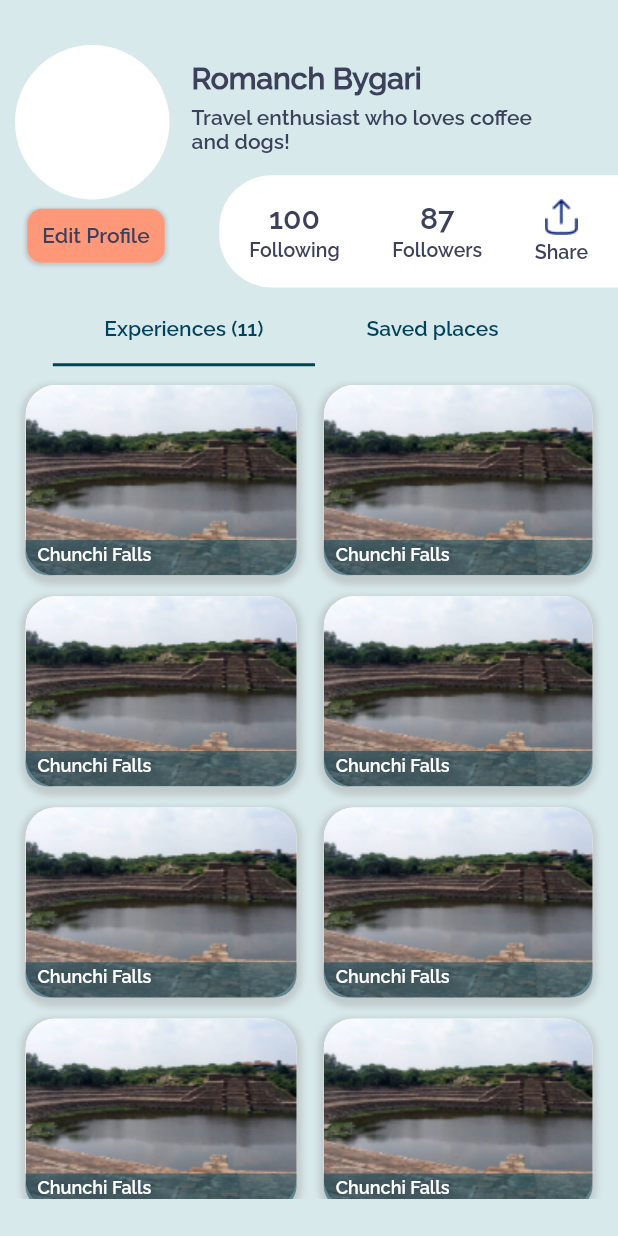
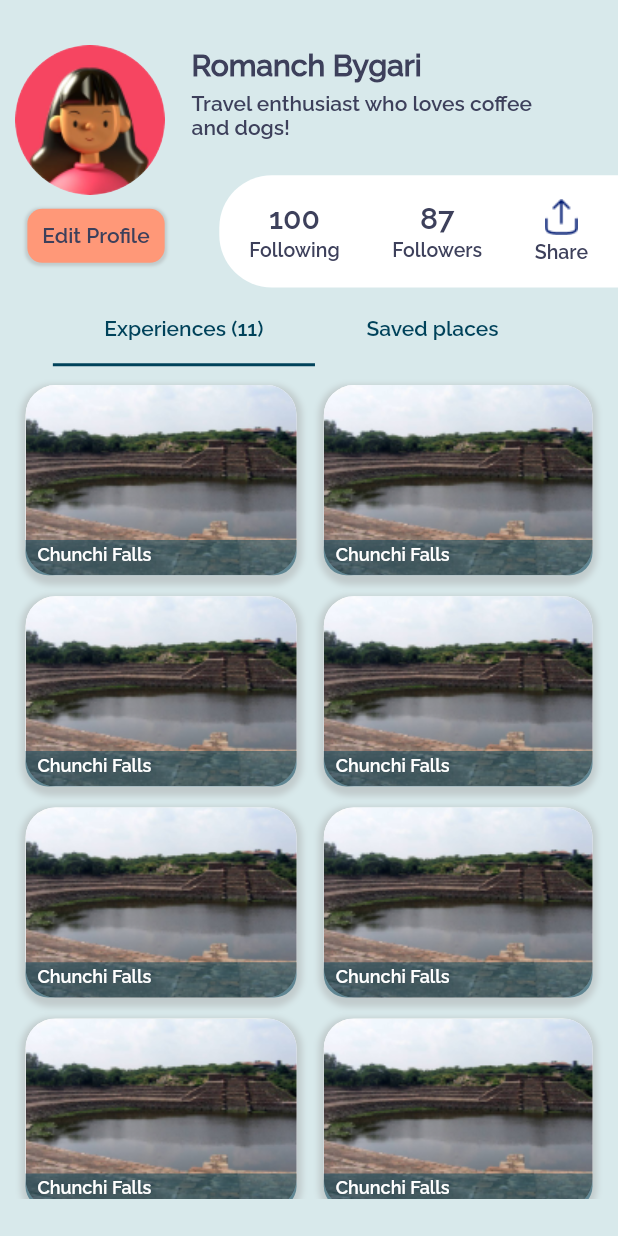
Before and after one commit to sarahasan17/Jaunnt_Task, a Flutter app: the screen it shows after launch, on a phone screen of 412 x 824 dp. Run offline on Flutter 3.47's test engine with Material 2 defaults, Android fonts, the phone set to English and light mode, and no system bars; our stand-ins replace dropdown_button2, get_storage, hive, hive_flutter, image_picker; missing offline and left inert: flutter_storage_path; accounts and stored records are empty.

Commit message:
edit profile

```diff
--- a/app_frontend/lib/constant/theme/themehelper.dart
+++ b/app_frontend/lib/constant/theme/themehelper.dart
@@ -3,6 +3,7 @@ import 'package:flutter/material.dart';
 class ThemeHelper {
   Color backgroundColor = const Color(0xFFD8E9EB);
   Color white = const Color(0xFFFFFFFF);
+  Color savechangescolor = const Color(0xFFCBEBA3);
   Color borderColor = const Color(0xFF3D405B);
   Color placeColor = Colors.blue;
   Color followbackgroundcolor = const Color(0xFFACACAC);
--- a/app_frontend/lib/screen/ProfileScreen/profile_screen.dart
+++ b/app_frontend/lib/screen/ProfileScreen/profile_screen.dart
@@ -1,7 +1,11 @@
+import 'dart:io';
 import 'package:app_frontend/constant/screen_width.dart';
 import 'package:app_frontend/constant/theme/themehelper.dart';
+import 'package:app_frontend/screen/ProfileScreen/ImagePickerScreen2/ImagePickerScreen.dart';
 import 'package:app_frontend/screen/Profile_followers/ProfileFollowersScreen.dart';
+import 'package:flutter/cupertino.dart';
 import 'package:flutter/material.dart';
+import '../../constant/hive.dart';
 
 class ProfileScreen extends StatefulWidget {
   const ProfileScreen({Key key}) : super(key: key);
@@ -12,7 +16,23 @@ class ProfileScreen extends StatefulWidget {
 
 class _ProfileScreenState extends State<ProfileScreen>
     with TickerProviderStateMixin {
+  bool edit = false;
+  final GlobalKey<FormFieldState> _edit_nameFormKey =
+      GlobalKey<FormFieldState>();
+  final GlobalKey<FormFieldState> _edit_bioFormKey =
+      GlobalKey<FormFieldState>();
+  TextEditingController edit_name = TextEditingController();
+  TextEditingController edit_bio = TextEditingController();
   @override
+  String edit_name1 = "Romanch Bygari";
+  String edit_bio1 = "Travel enthusiast who loves coffee and dogs!";
+  @override
+  String image;
+  void initState() {
+    // TODO: implement initState
+    super.initState();
+  }
+
   Widget build(BuildContext context) {
     TabController tabcontroller = TabController(length: 2, vsync: this);
     ThemeHelper theme = ThemeHelper();
@@ -23,31 +43,97 @@ class _ProfileScreenState extends State<ProfileScreen>
             padding: const EdgeInsets.only(top: 20, left: 10, bottom: 0),
             child: ListView(
               children: [
-                Container(
+                SizedBox(
                   height: s.height / 4.8,
                   child: Stack(
                     children: [
                       Positioned(
                           top: 10,
                           left: 0,
-                          child: CircleAvatar(
-                              backgroundColor: theme.white,
-                              radius: s.width / 8)),
-                      Positioned(
-                          top: 20,
-                          left: s.width / 3.5,
-                          child: Text(
-                            'Romanch Bygari',
-                            style: theme.font1.copyWith(
-                                fontSize: 20, fontWeight: FontWeight.w700),
+                          child: GestureDetector(
+                            onTap: () {
+                              if (edit == true) {
+                                Navigator.push(
+                                    context,
+                                    MaterialPageRoute(
+                                        builder: (context) =>
+                                            const ImagePickerScreen2()));
+                              }
+                            },
+                            child: Container(
+                              height: 100,
+                              width: 100,
+                              child: ClipRRect(
+                                borderRadius: BorderRadius.circular(50),
+                                child: mybox.get(4) != null
+                                    ? Image.file(
+                                        File(mybox.get(4)),
+                                        fit: BoxFit.cover,
+                                      )
+                                    : Image.asset(
+                                        "assets/images/User image.png"),
+                              ),
+                            ),
                           )),
                       Positioned(
-                          top: 50,
+                          top: s.height / 70,
                           left: s.width / 3.5,
+                          child: edit == true
+                              ? SizedBox(
+                                  height: s.height / 25,
+                                  width: s.width / 2,
+                                  child: TextFormField(
+                                    style: theme.font1.copyWith(
+                                        fontSize: 20,
+                                        fontWeight: FontWeight.w700),
+                                    controller: edit_name,
+                                    key: _edit_nameFormKey,
+                                    textAlign: TextAlign.start,
+                                    cursorColor: theme.buttoncolor,
+                                    decoration: InputDecoration(
+                                      contentPadding:
+                                          const EdgeInsets.symmetric(
+                                              horizontal: 0, vertical: 0),
+                                      hintText: edit_name1,
+                                      hintStyle: theme.font1.copyWith(
+                                          fontSize: 20,
+                                          fontWeight: FontWeight.w700),
+                                    ),
+                                  ),
+                                )
+                              : Text(
+                                  edit_name1,
+                                  style: theme.font1.copyWith(
+                                      fontSize: 20,
+                                      fontWeight: FontWeight.w700),
+                                )),
+                      Positioned(
+                          top: s.height / 20,
+                          left: s.width / 3.5,
+                          child: edit == true
+                              ? SizedBox(
+                                  height: s.height / 25,
+                                  width: s.width / 1.7,
                                   child: Container(
+                                    child: TextFormField(
+                                      style: theme.font2,
+                                      controller: edit_bio,
+                                      key: _edit_bioFormKey,
+                                      textAlign: TextAlign.start,
+                                      cursorColor: theme.buttoncolor,
+                                      decoration: InputDecoration(
+                                          contentPadding:
+                                              const EdgeInsets.symmetric(
+                                                  horizontal: 0, vertical: 0),
+                                          hintText: edit_bio1,
+                                          hintStyle: theme.font2),
+                                    ),
+                                  ),
+                                )
+                              : Container(
                                   width: s.width / 1.7,
                                   child: Text(
-                              'Travel enthusiast who loves coffee and dogs!',
+                                    edit_bio1,
                                     style: theme.font2,
                                   ),
                                 )),
@@ -128,6 +214,17 @@ class _ProfileScreenState extends State<ProfileScreen>
                       Positioned(
                           bottom: s.height / 50,
                           left: s.width / 50,
+                          child: GestureDetector(
+                            onTap: () {
+                              setState(() {
+                                if (edit == true) {
+                                  edit_bio1 = edit_bio.text;
+                                  edit_name1 = edit_name.text;
+                                  image = mybox.get(4);
+                                }
+                                edit = !edit;
+                              });
+                            },
                             child: Container(
                               padding: const EdgeInsets.all(10.0),
                               decoration: BoxDecoration(
@@ -140,19 +237,31 @@ class _ProfileScreenState extends State<ProfileScreen>
                                           0, 1), // changes position of shadow
                                     ),
                                   ],
-                                color: theme.profilebuttoncolor,
+                                  color: edit == true
+                                      ? theme.savechangescolor
+                                      : theme.profilebuttoncolor,
                                   borderRadius: BorderRadius.circular(10)),
                               child: Text(
-                              'Edit Profile',
+                                edit == true ? "Save changes" : 'Edit Profile',
                                 style: theme.font2,
                               ),
-                          ))
+                            ),
+                          )),
+                      Positioned(
+                          top: 12,
+                          left: s.width / 5,
+                          child: edit == true
+                              ? const Icon(
+                                  CupertinoIcons.pencil,
+                                  size: 30,
+                                )
+                              : Container()),
                     ],
                   ),
                 ),
                 SizedBox(height: s.height / 180),
                 Container(
-                  padding: EdgeInsets.only(right: 20),
+                  padding: const EdgeInsets.only(right: 20),
                   child: Center(
                     child: TabBar(
                         controller: tabcontroller,
```
Also changed, not shown: app_frontend/lib/screen/ProfileScreen/ImagePickerScreen2/ImagePickerScreen.dart (added, +180 -0 lines), app_frontend/lib/screen/ProfileScreen/ImagePickerScreen2/filemodel_call.dart (added, +9 -0 lines), app_frontend/assets/images/User image.png (added). Lines whose indentation alone changed are shown as unchanged.
